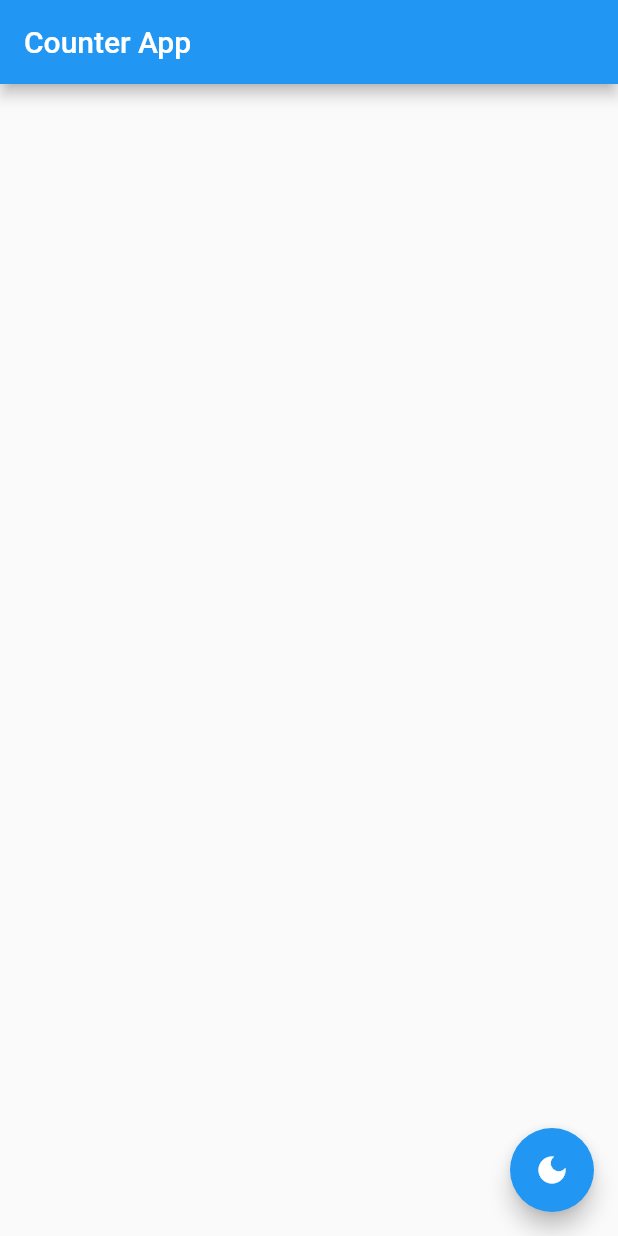
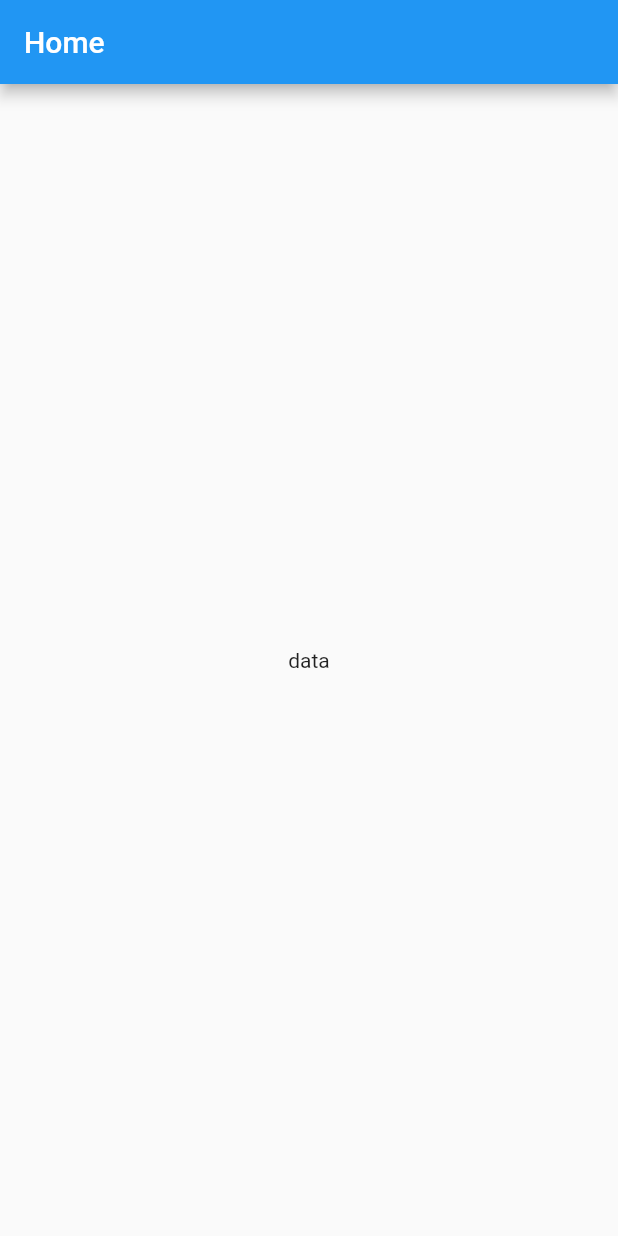
Before and after one commit to Ekojode/Task-Management-Apllication, a Flutter app: the screen it shows after launch, on a phone screen of 412 x 824 dp. Run offline on Flutter 3.47's test engine with Material 2 defaults, Android fonts, the phone set to English and light mode, and no system bars; our stand-ins replace get.

Commit message:
Setup folder structure

```diff
--- /dev/null
+++ b/lib/app/modules/home/view.dart
@@ -0,0 +1,17 @@
+import 'package:flutter/material.dart';
+
+class HomeView extends StatelessWidget {
+  const HomeView({Key? key}) : super(key: key);
+
+  @override
+  Widget build(BuildContext context) {
+    return Scaffold(
+      appBar: AppBar(
+        title: const Text("Home"),
+      ),
+      body: const Center(
+        child: Text("data"),
+      ),
+    );
+  }
+}
--- a/lib/main.dart
+++ b/lib/main.dart
@@ -1,6 +1,6 @@
 import 'package:flutter/material.dart';
 import 'package:get/get.dart';
-import './screens/home.dart';
+import './app/modules/home/view.dart';
 
 void main() {
   runApp(const MyApp());
@@ -15,7 +15,7 @@ class MyApp extends StatelessWidget {
     return const GetMaterialApp(
       debugShowCheckedModeBanner: false,
       title: 'Get X Tutorial',
-      home: Home(),
+      home: HomeView(),
     );
   }
 }
```
Also changed, not shown: lib/app/modules/home/bindings.dart (added), lib/app/modules/home/controller.dart (added).
